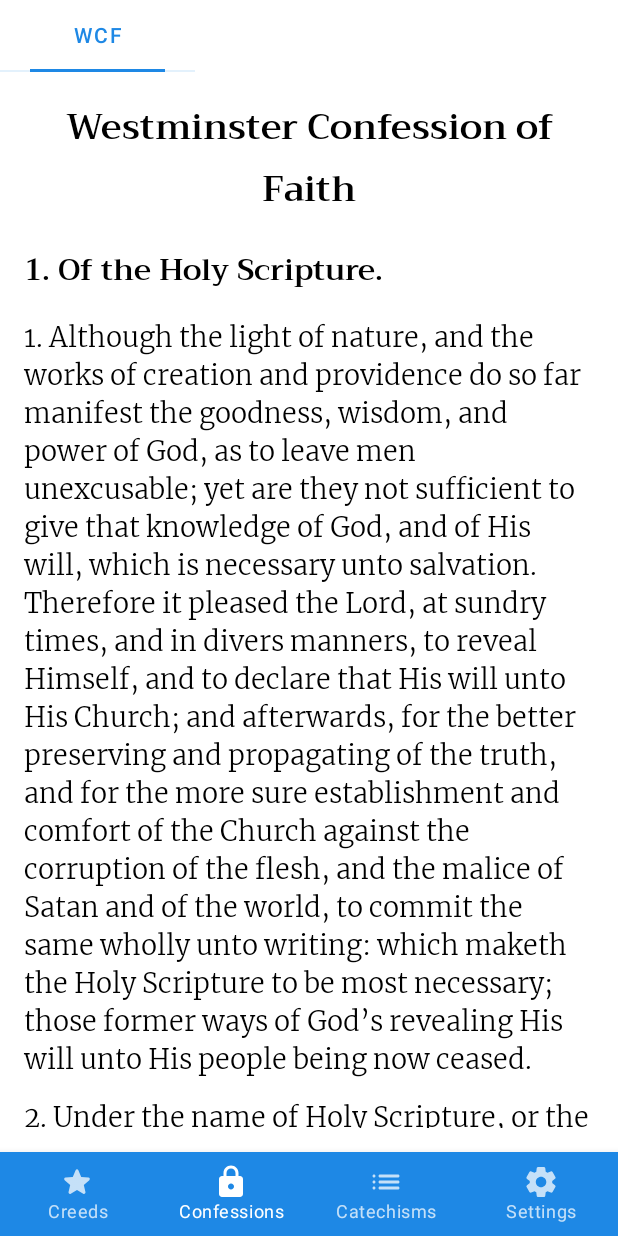
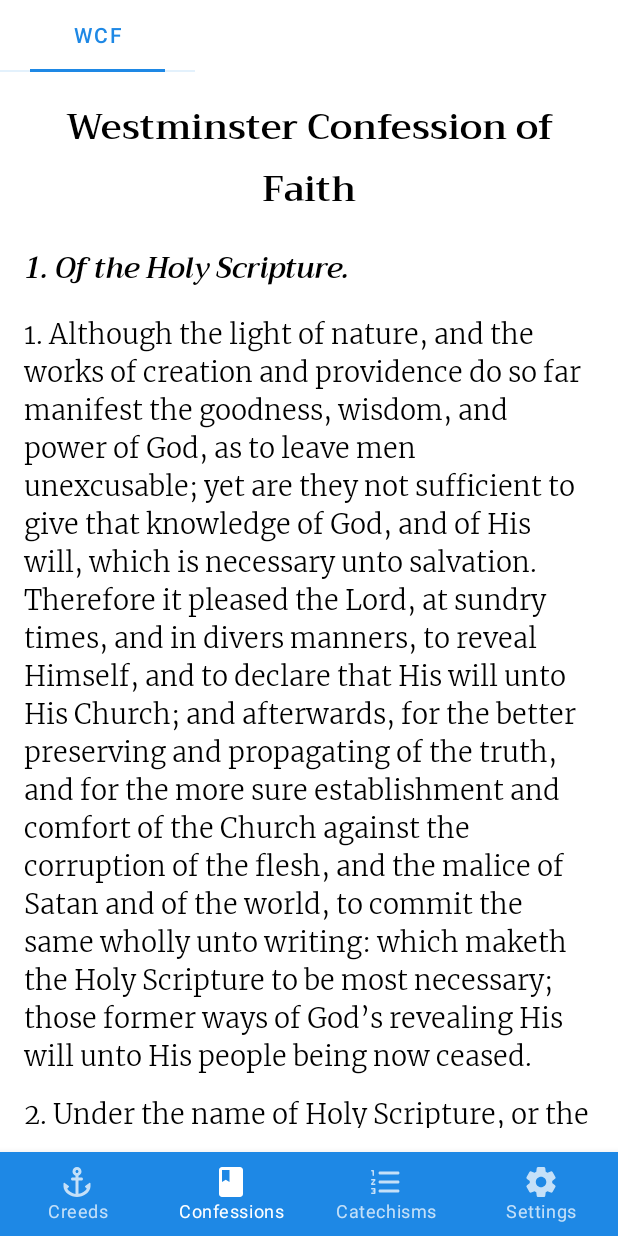
Before and after one commit to mattrob33/CreedsAndroid, an Android app built with Jetpack Compose: the screen it shows after launch (MainActivity), item 2 of the bottom bar chosen, on a phone screen of 412 x 824 dp. Run offline under Robolectric (Android 15) with nearby library versions, the phone set to English and light mode, and no system bars; our stand-ins replace accompanist.

Commit message:
Added correct bottom nav icons, and misc style tweaks

```diff
--- a/app/build.gradle
+++ b/app/build.gradle
@@ -51,6 +51,7 @@ dependencies {
 
     implementation "androidx.compose.ui:ui:$compose_version"
     implementation "androidx.compose.material:material:$compose_version"
+    implementation "androidx.compose.material:material-icons-extended:$compose_version"
     implementation "androidx.compose.ui:ui-tooling:1.0.0-beta09"
     implementation "androidx.activity:activity-compose:1.3.0-rc01"
     implementation "androidx.navigation:navigation-compose:2.4.0-alpha04"
--- a/app/src/main/java/com/mattrobertson/creeds/ui/DisplaySettings.kt
+++ b/app/src/main/java/com/mattrobertson/creeds/ui/DisplaySettings.kt
@@ -15,7 +15,7 @@ data class DisplaySettings(
             @Composable
             get() = DisplaySettings(
                     titleStyle = MaterialTheme.typography.h1,
-                    chapterTitleStyle = MaterialTheme.typography.h2,
+                    chapterTitleStyle = MaterialTheme.typography.h3,
                     catechismQuestionStyle = MaterialTheme.typography.h3,
                     bodyStyle = MaterialTheme.typography.body1
                 )
--- a/app/src/main/java/com/mattrobertson/creeds/ui/Screen.kt
+++ b/app/src/main/java/com/mattrobertson/creeds/ui/Screen.kt
@@ -8,8 +8,8 @@ import androidx.compose.ui.graphics.vector.ImageVector
 import com.mattrobertson.creeds.R
 
 sealed class Screen(val route: String, @StringRes val label: Int, val icon: ImageVector) {
-    object Creeds : Screen("creeds", R.string.creeds, Icons.Rounded.Star)
-    object Confessions : Screen("confessions", R.string.confessions, Icons.Rounded.Lock)
-    object Catechisms : Screen("catechisms", R.string.catechisms, Icons.Rounded.List)
+    object Creeds : Screen("creeds", R.string.creeds, Icons.Rounded.Anchor)
+    object Confessions : Screen("confessions", R.string.confessions, Icons.Rounded.Book)
+    object Catechisms : Screen("catechisms", R.string.catechisms, Icons.Rounded.FormatListNumbered)
     object Settings : Screen("settings", R.string.settings, Icons.Rounded.Settings)
 }
--- a/app/src/main/java/com/mattrobertson/creeds/ui/fonts/Fonts.kt
+++ b/app/src/main/java/com/mattrobertson/creeds/ui/fonts/Fonts.kt
@@ -2,6 +2,7 @@ package com.mattrobertson.creeds.ui.fonts
 
 import androidx.compose.ui.text.font.Font
 import androidx.compose.ui.text.font.FontFamily
+import androidx.compose.ui.text.font.FontStyle
 import androidx.compose.ui.text.font.FontWeight
 import com.mattrobertson.creeds.R
 
@@ -17,5 +18,6 @@ val trirong = FontFamily(
     Font(R.font.trirong_regular, FontWeight.Normal),
     Font(R.font.trirong_medium, FontWeight.Medium),
     Font(R.font.trirong_semibold, FontWeight.SemiBold),
+    Font(R.font.trirong_semibold_italic, FontWeight.SemiBold, FontStyle.Italic),
     Font(R.font.trirong_bold, FontWeight.Bold)
 )
--- a/app/src/main/java/com/mattrobertson/creeds/ui/theme/Type.kt
+++ b/app/src/main/java/com/mattrobertson/creeds/ui/theme/Type.kt
@@ -2,7 +2,7 @@ package com.mattrobertson.creeds.ui.theme
 
 import androidx.compose.material.Typography
 import androidx.compose.ui.text.TextStyle
-import androidx.compose.ui.text.font.FontFamily
+import androidx.compose.ui.text.font.FontStyle
 import androidx.compose.ui.text.font.FontWeight
 import androidx.compose.ui.unit.sp
 import com.mattrobertson.creeds.ui.fonts.merriweather
@@ -20,6 +20,12 @@ val Typography = Typography(
         fontWeight = FontWeight.SemiBold,
         fontSize = 20.sp
     ),
+    h3 = TextStyle(
+        fontFamily = trirong,
+        fontWeight = FontWeight.SemiBold,
+        fontStyle = FontStyle.Italic,
+        fontSize = 19.sp
+    ),
     body1 = TextStyle(
         fontFamily = merriweather,
         fontWeight = FontWeight.Light,
```
Also changed, not shown: app/src/main/res/font/trirong_semibold_italic.ttf (added).
